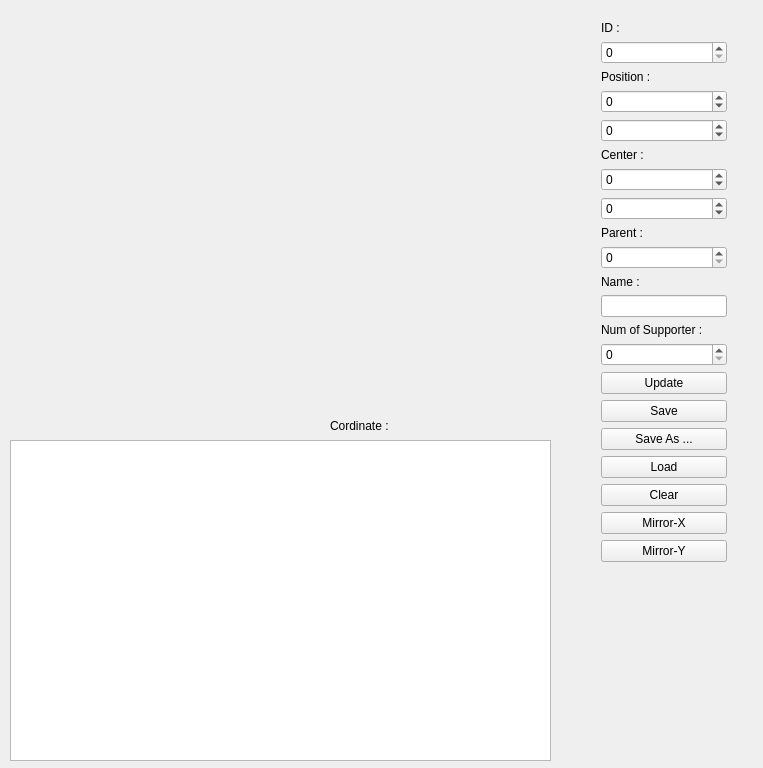
First picture: the form in Origin/Formation/mainwindow.ui, repository alipiry/PlanEditor, before the edit.
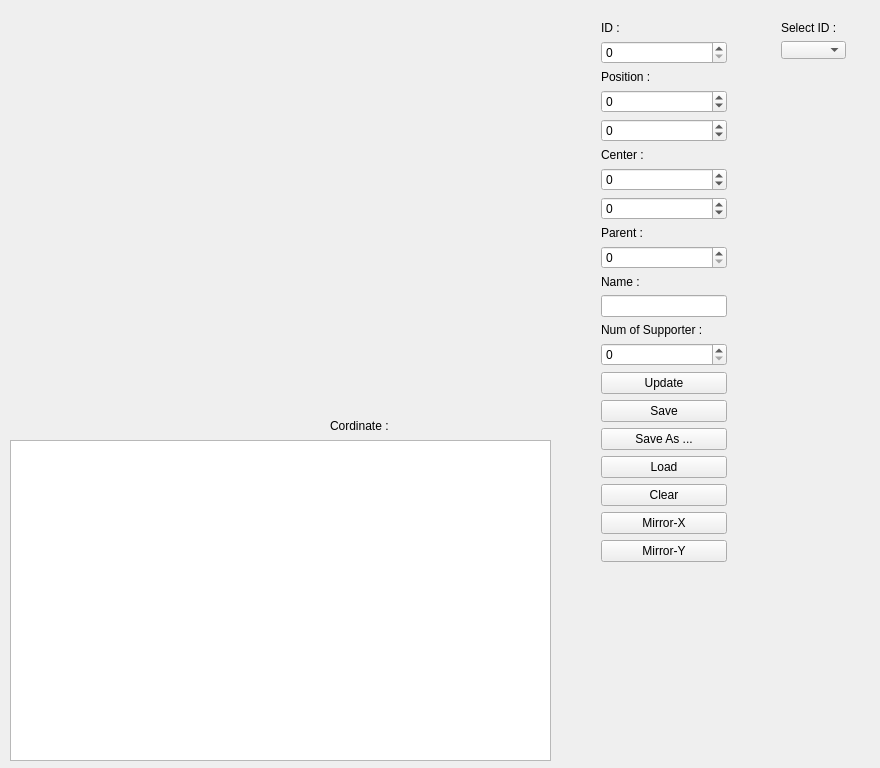
Second picture: the form after the edit.

Diff of the .ui file:
```diff
--- a/Origin/Formation/mainwindow.ui
+++ b/Origin/Formation/mainwindow.ui
@@ -6,7 +6,7 @@
    <rect>
     <x>0</x>
     <y>0</y>
-    <width>763</width>
+    <width>880</width>
     <height>768</height>
    </rect>
   </property>
@@ -226,6 +226,28 @@
      <string>Cordinate :</string>
     </property>
    </widget>
+   <widget class="QWidget" name="layoutWidget_2">
+    <property name="geometry">
+     <rect>
+      <x>770</x>
+      <y>10</y>
+      <width>87</width>
+      <height>60</height>
+     </rect>
+    </property>
+    <layout class="QVBoxLayout" name="verticalLayout_2">
+     <item>
+      <widget class="QLabel" name="label_9">
+       <property name="text">
+        <string>Select ID :</string>
+       </property>
+      </widget>
+     </item>
+     <item>
+      <widget class="QComboBox" name="comboBox"/>
+     </item>
+    </layout>
+   </widget>
   </widget>
  </widget>
  <layoutdefault spacing="6" margin="11"/>
```
